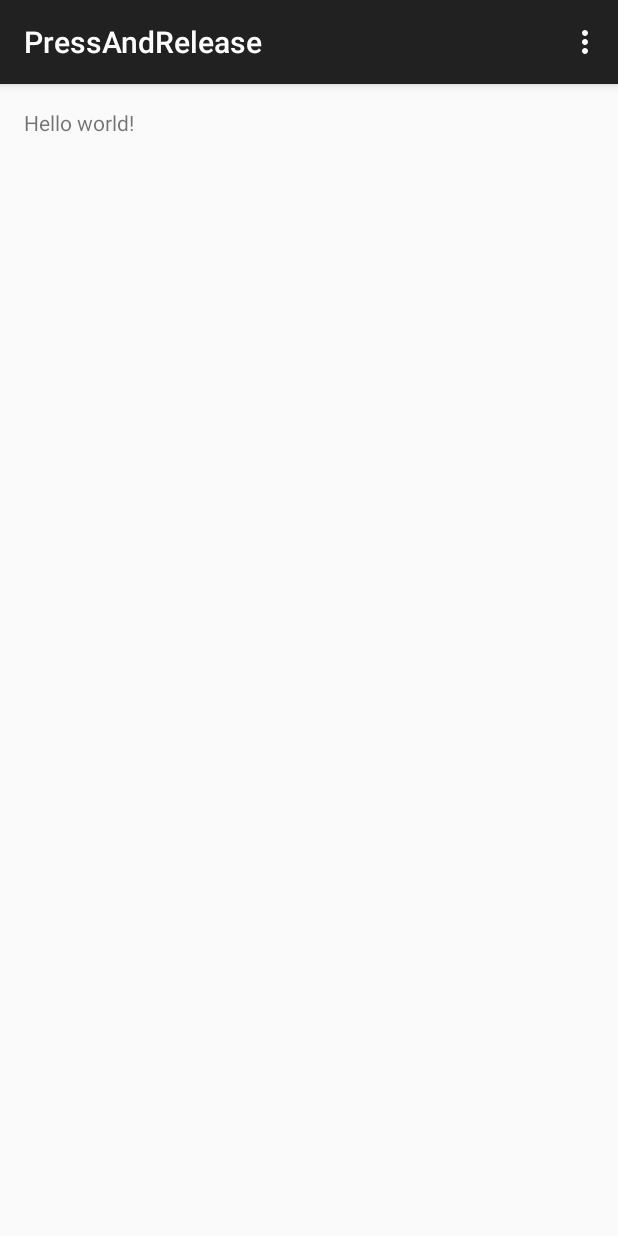
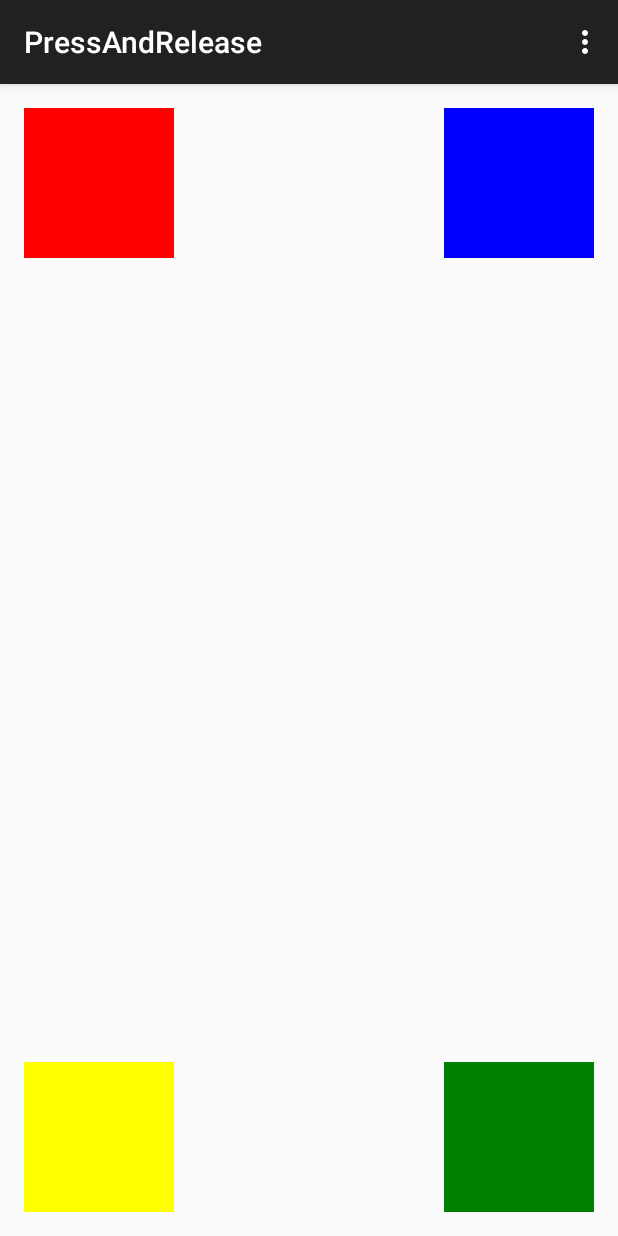
Before and after one commit to krishnagadde23/PressAndRelease, an Android app: the screen it shows after launch (MainActivity), on a phone screen of 412 x 824 dp. Run offline under Robolectric (Android 15) with nearby library versions, the phone set to English and light mode, and no system bars.

Commit message:
Day 6 Lab

```diff
--- a/app/src/main/res/layout/activity_main.xml
+++ b/app/src/main/res/layout/activity_main.xml
@@ -5,7 +5,33 @@
     android:paddingTop="@dimen/activity_vertical_margin"
     android:paddingBottom="@dimen/activity_vertical_margin" tools:context=".MainActivity">
 
-    <TextView android:text="@string/hello_world" android:layout_width="wrap_content"
-        android:layout_height="wrap_content" />
+    <TextView
+        android:layout_width="100dp"
+        android:layout_height="100dp"
+        android:id="@+id/view1"
+        android:background="#ff0000"/>
+
+    <TextView
+        android:layout_width="100dp"
+        android:layout_height="100dp"
+        android:id="@+id/view2"
+        android:background="#0000ff"
+        android:layout_alignParentRight="true"/>
+
+    <TextView
+        android:layout_width="100dp"
+        android:layout_height="100dp"
+        android:id="@+id/view3"
+        android:background="#ffff00"
+        android:layout_alignParentBottom="true"/>
+
+    <TextView
+        android:layout_width="100dp"
+        android:layout_height="100dp"
+        android:id="@+id/view4"
+        android:background="#008000"
+        android:layout_alignParentRight="true"
+        android:layout_alignParentBottom="true"/>
+
 
 </RelativeLayout>
```
Also changed, not shown: 2 other files.
